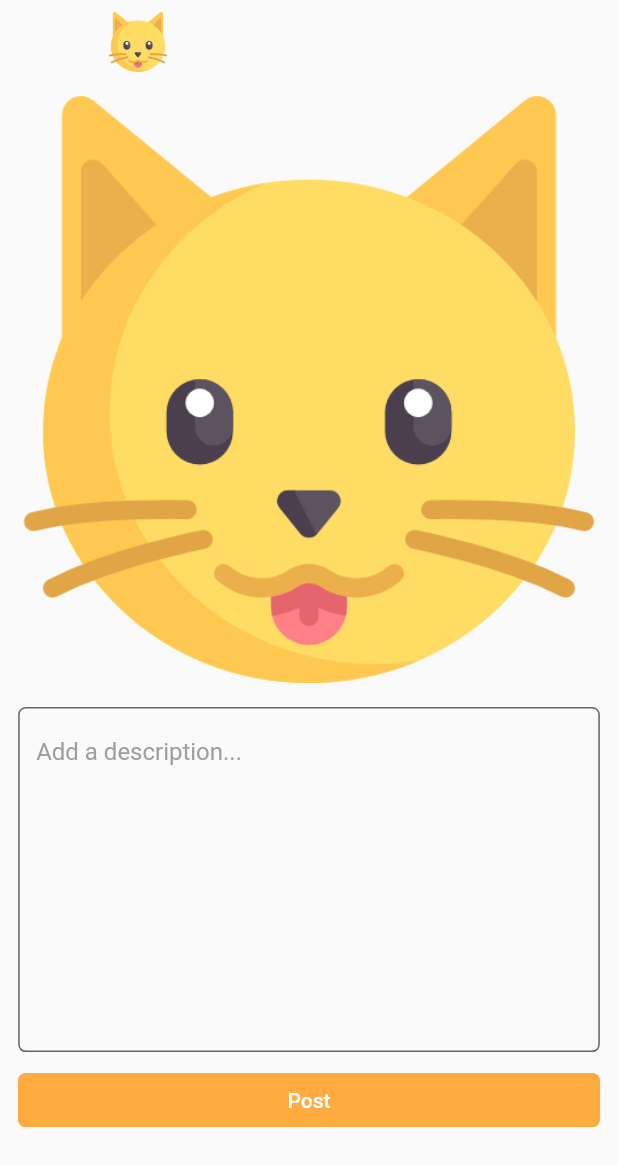
After one commit to gulomer0/catstagram, a Flutter app: the AddScreen2 screen opened directly, on a phone screen of 412 x 824 dp. The commit adds this screen. Shown: the top 1166 px of the screen. Run offline on Flutter 3.47's test engine with Material 2 defaults, Android fonts, the phone set to English and light mode, and no system bars; our stand-ins replace cloud_firestore, firebase_auth, firebase_core, firebase_storage, image_picker, lottie; accounts and stored records are empty.

Commit message:
post add design

```diff
--- /dev/null
+++ b/lib/screens/add_screen_2.dart
@@ -0,0 +1,92 @@
+import 'dart:io';
+
+import 'package:flutter/material.dart';
+import 'package:flutter/src/widgets/framework.dart';
+import 'package:flutter/src/widgets/placeholder.dart';
+
+class AddScreen2 extends StatefulWidget {
+  File? imageFile;
+  AddScreen2({required this.imageFile});
+
+  @override
+  State<AddScreen2> createState() => _AddScreen2State();
+}
+
+class _AddScreen2State extends State<AddScreen2> {
+  @override
+  Widget build(BuildContext context) {
+    return Scaffold(
+      appBar: AppBar(
+        leading: Container(),
+        elevation: 0,
+        backgroundColor: Theme.of(context).scaffoldBackgroundColor,
+        title: Image.asset(
+          'assets/images/cat.png',
+          height: 40,
+        ),
+      ),
+      body: Column(
+        children: [
+          Row(
+            mainAxisAlignment: MainAxisAlignment.center,
+            children: [
+              Padding(
+                padding: const EdgeInsets.all(8.0),
+                child: Container(
+                  height: MediaQuery.of(context).size.width * 0.95,
+                  width: MediaQuery.of(context).size.width * 0.95,
+                  child: Image.asset(
+                    "assets/images/cat.png",
+                    fit: BoxFit.cover,
+                  ),
+                ),
+              ),
+            ],
+          ),
+          SizedBox(
+            width: MediaQuery.of(context).size.width * 0.98,
+            child: Padding(
+              padding: const EdgeInsets.all(8.0),
+              child: TextField(
+                cursorColor: Colors.orangeAccent,
+                maxLines: 10,
+                decoration: InputDecoration(
+                  focusedBorder: OutlineInputBorder(
+                    borderSide: BorderSide(
+                      color: Colors.orangeAccent,
+                    ),
+                    borderRadius: BorderRadius.circular(5),
+                  ),
+                  filled: true,
+                  fillColor: Theme.of(context).scaffoldBackgroundColor,
+                  hintText: "Add a description...",
+                  hintStyle: TextStyle(color: Colors.grey),
+                  border: OutlineInputBorder(
+                    borderSide: BorderSide(
+                      color: Colors.orangeAccent,
+                    ),
+                    borderRadius: BorderRadius.circular(5),
+                  ),
+                ),
+              ),
+            ),
+          ),
+          SizedBox(
+            width: MediaQuery.of(context).size.width * 0.942,
+            child: ElevatedButton(
+              onPressed: () {},
+              child: Text("Post"),
+              style: ElevatedButton.styleFrom(
+                elevation: 0,
+                primary: Colors.orangeAccent,
+                shape: RoundedRectangleBorder(
+                  borderRadius: BorderRadius.circular(5),
+                ),
+              ),
+            ),
+          ),
+        ],
+      ),
+    );
+  }
+}
--- a/lib/screens/login_screen.dart
+++ b/lib/screens/login_screen.dart
@@ -102,7 +102,7 @@ class _LoginScreenState extends State<LoginScreen> {
                 ),
               ),
               SizedBox(
-                height: MediaQuery.of(context).size.height * 0.14,
+                height: MediaQuery.of(context).size.height * 0.12,
               ),
               Row(
                 mainAxisAlignment: MainAxisAlignment.center,
--- a/lib/screens/sign_up_screen.dart
+++ b/lib/screens/sign_up_screen.dart
@@ -179,7 +179,7 @@ class _SignupScreenState extends State<SignUpScreen> {
                 ),
               ),
               SizedBox(
-                height: MediaQuery.of(context).size.height * 0.14,
+                height: MediaQuery.of(context).size.height * 0.12,
               ),
               Row(
                 mainAxisAlignment: MainAxisAlignment.center,
```
Also changed, not shown: lib/responsive/mobile_screen_layout.dart (+1 -9 lines), lib/screens/add_screen.dart (+73 -1 lines), lib/screens/profile_screen.dart (+57 -36 lines).
